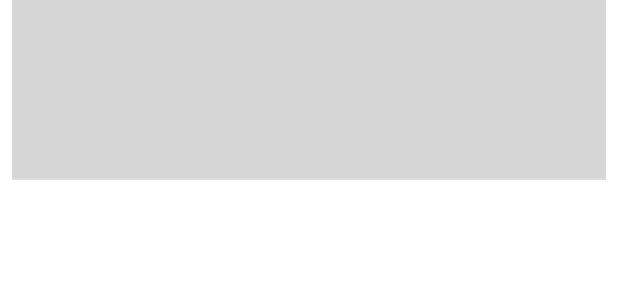
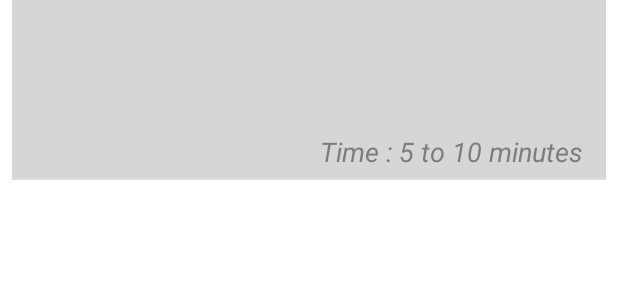
Before and after one commit to power10dan/OrderApp, an Android app: the layout new_arrival_inner_layout.xml on its own in the app's theme, with its tools: preview values and no code run, on a phone screen of 412 x 824 dp. Shown: the top 300 px of the screen. Run offline under Robolectric (Android 15) with nearby library versions, the phone set to English and light mode, and no system bars.

Commit message:
Started Map Card and Made Some Card Adjustments

```diff
--- a/app/build.gradle
+++ b/app/build.gradle
@@ -6,7 +6,7 @@ android {
 
     defaultConfig {
         applicationId "com.t_danbubbletea.bubbleteaapp"
-        minSdkVersion 15
+        minSdkVersion 16
         targetSdkVersion 21
         versionCode 1
         versionName "1.0"
--- a/app/src/main/java/Cards/NewArrivalCards.java
+++ b/app/src/main/java/Cards/NewArrivalCards.java
@@ -4,8 +4,6 @@ import java.util.HashMap;
 import android.view.View;
 import android.view.ViewGroup;
 import android.content.Context;
-import android.view.MenuItem;
-import android.widget.Toast;
 import android.widget.ImageView;
 import android.widget.TextView;
 
--- a/app/src/main/java/Cards/TeaCards.java
+++ b/app/src/main/java/Cards/TeaCards.java
@@ -60,7 +60,7 @@ public class TeaCards extends Card {
 
         tInnerText.setButtonExpandVisible(false);
         tInnerText.titleOfCard = teaTitle;
-        tInnerText.subTitleOfCard = "Comes in 8, 16, and 32 oz";
+        tInnerText.subTitleOfCard = "Complete Time: 2 to 5 Minutes";
         tInnerText.teaPrice = teaCost;
         tInnerText.teaIngredients = teaDesc;
         tInnerText.mTeaImageURL = teaImageSource;
@@ -75,7 +75,6 @@ public class TeaCards extends Card {
     }
 
 }
-
     class TeaCardInnerText extends CardHeader {
 
         String titleOfCard;
@@ -93,7 +92,7 @@ public class TeaCards extends Card {
 
             ImageView viewImage = (ImageView)view.findViewById(R.id.card_thumbnail_image);
             TextView title = (TextView) view.findViewById(R.id.title);
-            TextView subTitle = (TextView) view.findViewById(R.id.section_layout);
+            TextView subTitle = (TextView) view.findViewById(R.id.time_prep);
             final TextView price = (TextView) view.findViewById(R.id.price);
             // buttons
             ButtonFlat eightOunce = (ButtonFlat) view.findViewById(R.id.buttonflat);
--- a/app/src/main/java/com/t_danbubbletea/bubbleteaapp/MainActivity.java
+++ b/app/src/main/java/com/t_danbubbletea/bubbleteaapp/MainActivity.java
@@ -64,6 +64,4 @@ public class MainActivity extends ActionBarActivity {
 
         return super.onOptionsItemSelected(item);
     }
-
-
 }
--- a/app/src/main/res/layout/customization_page.xml
+++ b/app/src/main/res/layout/customization_page.xml
@@ -40,5 +40,7 @@
         android:layout_alignParentRight="true"
         android:layout_alignParentEnd="true"
         android:layout_alignParentLeft="true"
-        android:layout_alignParentStart="true" />
+        android:layout_alignParentStart="true"
+    />
+
 </RelativeLayout>
--- a/app/src/main/res/layout/new_arrival_inner_layout.xml
+++ b/app/src/main/res/layout/new_arrival_inner_layout.xml
@@ -44,7 +44,23 @@
            android:paddingRight = "15dp"
            android:layout_below="@+id/name_tea"
            android:layout_alignParentRight="true"
-           android:layout_alignParentEnd="true" />
+           android:layout_alignParentEnd="true"
+        />
+
+        <TextView
+            android:id="@+id/time_range"
+            android:layout_width="wrap_content"
+            android:layout_height="wrap_content"
+            android:textColor="@color/text_standard_color"
+            android:textStyle = "italic"
+            android:textSize="18dp"
+            android:paddingLeft = "15dp"
+            android:paddingRight = "15dp"
+            android:text = "Time : 5 to 10 minutes"
+            android:layout_above="@+id/view"
+            android:layout_alignRight="@+id/new_tea_price"
+            android:layout_alignEnd="@+id/new_tea_price"
+         />
 
         <View
             android:background="#ddd"
@@ -52,6 +68,7 @@
             android:layout_marginTop="5dp"
             android:layout_width="match_parent"
             android:layout_alignBottom="@+id/new_arrival_image"
+            android:id="@+id/view"
         />
 
     </RelativeLayout>
--- a/app/src/main/res/layout/tea_frag.xml
+++ b/app/src/main/res/layout/tea_frag.xml
@@ -6,7 +6,7 @@
     android:layout_width="match_parent"
     android:layout_height="match_parent"
     android:id = "@+id/cardview"
->
+    >
 
     <android.support.v4.widget.DrawerLayout
         xmlns:android="http://schemas.android.com/apk/res/android"
@@ -19,7 +19,7 @@
             android:id="@+id/tea_frag_frame"
             android:layout_width="match_parent"
             android:layout_height="wrap_content"
-        >
+            >
             <it.gmariotti.cardslib.library.view.CardListView
                 android:id="@+id/card_list"
                 android:layout_width="wrap_content"
@@ -29,7 +29,7 @@
                 card:list_card_layout_resourceID="@layout/native_list_card_thumbnail_layout"
                 style="@style/native_list_external"
                 android:background="#F5F5ED"
-            />
+                />
         </FrameLayout>
     </android.support.v4.widget.DrawerLayout>
 </LinearLayout>
--- a/app/src/main/res/values/styles.xml
+++ b/app/src/main/res/values/styles.xml
@@ -16,7 +16,7 @@
 
     <style name="Birth.card.content_outer_layout" parent="@style/card.content_outer_layout">
         <!--Style for Content View-->
-        <item name="android:minHeight">60dp</item>
+        <item name="android:layout_height">wrap_content</item>
         <item name="android:layout_width">match_parent</item>
         <item name="android:layout_marginTop">@dimen/card_content_outer_view_margin_top</item>
         <item name="android:layout_marginLeft">@dimen/card_content_outer_view_margin_left</item>
--- a/app/src/main/res/values/themes.xml
+++ b/app/src/main/res/values/themes.xml
@@ -1,6 +1,4 @@
 <?xml version="1.0" encoding="utf-8"?>
 <resources>
     <!-- the theme applied to the application or activity -->
-
-
 </resources>
```
Also changed, not shown: app/src/main/AndroidManifest.xml (+16 -5 lines), app/src/main/java/Cards/MapCard.java (added, +19 -0 lines), app/src/main/java/FragmentPages/BestOptionsFragment.java (added, +8 -0 lines), app/src/main/java/FragmentPages/CustomizationPage.java (+6 -6 lines), app/src/main/java/FragmentPages/TeaFragment.java (+5 -7 lines), app/src/main/res/layout/tea_frag_card_layout.xml (+7 -7 lines).
